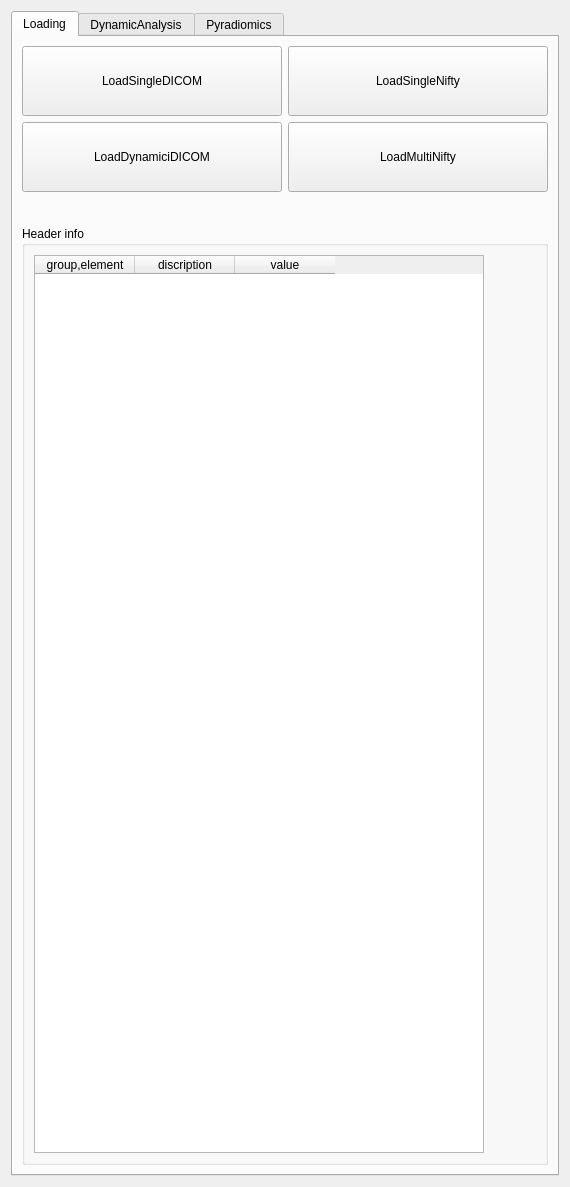
Qt form Plugins/US.ToolKit/src/internal/USToolKitViewControls.ui (yexuehua/CEUS) before a commit.
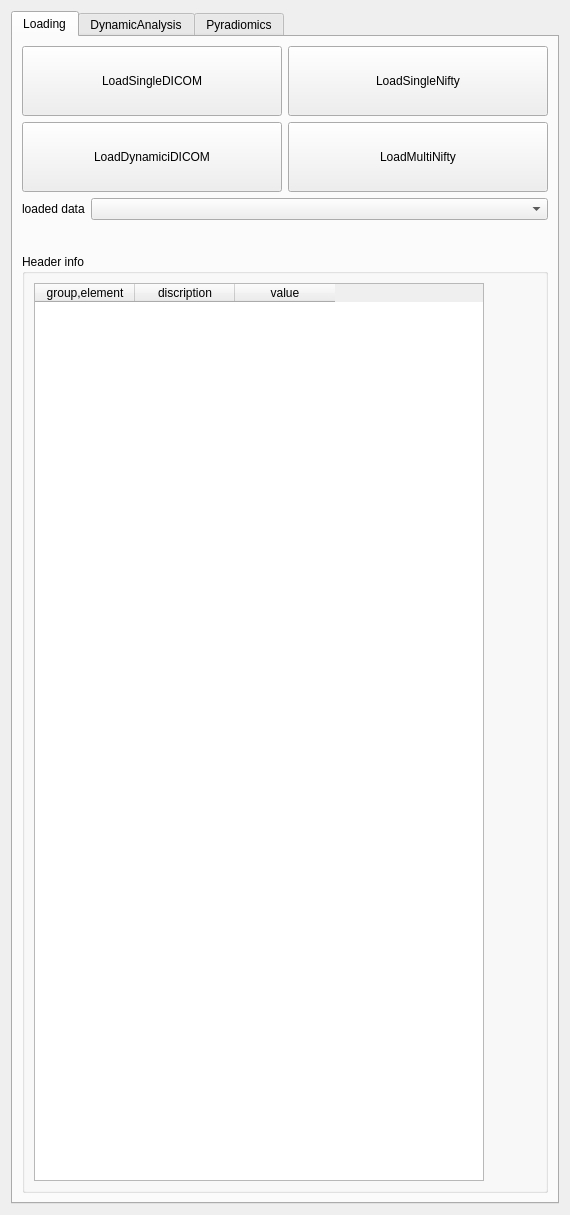
The same form after that commit. The open tabs and pages were chosen to show the change. Icons and pictures are not drawn. Custom widgets are drawn as their Qt base class.

Commit message: need to calculate the average ROI EP

Patch:
```diff
--- a/Plugins/US.ToolKit/src/internal/USToolKitViewControls.ui
+++ b/Plugins/US.ToolKit/src/internal/USToolKitViewControls.ui
@@ -7,7 +7,7 @@
     <x>0</x>
     <y>0</y>
     <width>514</width>
-    <height>1181</height>
+    <height>1182</height>
    </rect>
   </property>
   <property name="windowTitle">
@@ -23,9 +23,7 @@
       <attribute name="title">
        <string>Loading</string>
       </attribute>
-      <layout class="QVBoxLayout" name="verticalLayout_3">
-       <item>
-        <layout class="QVBoxLayout" name="verticalLayout_19">
+      <layout class="QVBoxLayout" name="verticalLayout_6">
          <item>
           <layout class="QGridLayout" name="gridLayout">
            <item row="0" column="1">
@@ -82,6 +80,57 @@
            </item>
           </layout>
          </item>
+       <item>
+        <layout class="QFormLayout" name="formLayout_3">
+         <item row="0" column="0">
+          <widget class="QLabel" name="label">
+           <property name="enabled">
+            <bool>true</bool>
+           </property>
+           <property name="text">
+            <string>loaded data</string>
+           </property>
+           <property name="alignment">
+            <set>Qt::AlignLeading|Qt::AlignLeft|Qt::AlignVCenter</set>
+           </property>
+          </widget>
+         </item>
+         <item row="0" column="1">
+          <widget class="QmitkDataStorageComboBox" name="USLoadSelectorCombox">
+           <property name="enabled">
+            <bool>true</bool>
+           </property>
+           <property name="sizePolicy">
+            <sizepolicy hsizetype="Minimum" vsizetype="Fixed">
+             <horstretch>0</horstretch>
+             <verstretch>0</verstretch>
+            </sizepolicy>
+           </property>
+           <property name="minimumSize">
+            <size>
+             <width>0</width>
+             <height>0</height>
+            </size>
+           </property>
+           <property name="maximumSize">
+            <size>
+             <width>16777215</width>
+             <height>16777215</height>
+            </size>
+           </property>
+           <property name="toolTip">
+            <string>Selecting image</string>
+           </property>
+           <property name="sizeAdjustPolicy">
+            <enum>QComboBox::AdjustToMinimumContentsLength</enum>
+           </property>
+           <property name="frame">
+            <bool>true</bool>
+           </property>
+          </widget>
+         </item>
+        </layout>
+       </item>
          <item>
           <spacer name="verticalSpacer">
            <property name="orientation">
@@ -103,7 +152,7 @@
            <property name="title">
             <string>Header info</string>
            </property>
-           <layout class="QVBoxLayout" name="verticalLayout_6">
+         <layout class="QVBoxLayout" name="verticalLayout_3">
             <item>
              <widget class="QTableWidget" name="USLoadTableWidget">
               <property name="minimumSize">
@@ -139,8 +188,6 @@
           </widget>
          </item>
         </layout>
-       </item>
-      </layout>
      </widget>
      <widget class="QWidget" name="widget">
       <attribute name="title">
```
Left out of the diff: 44 changed lines with no effect on the pictures. Lines whose indentation alone changed are shown as unchanged. The commit also changes 2 other files.
